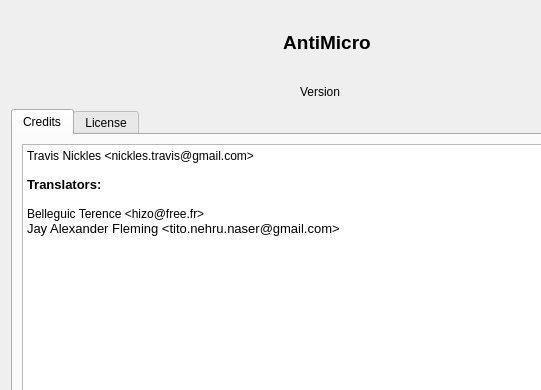
This is src/aboutdialog.ui in AntiMicroX/antimicrox as Qt 5 draws it before an edit; both pictures show x 0 to 541 and y 0 to 390 of the 640 by 480 pixel window. The edited form follows.
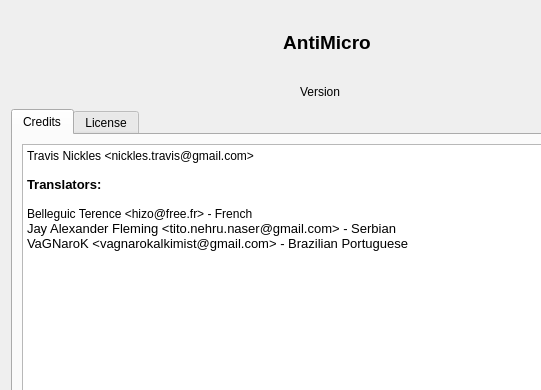
This is the edited form. Icons and pictures are not drawn.

Commit message: Commit with Brazilian Portuguese translation file provided by VaGNaroK.

The edit to the form file:
```diff
--- a/src/aboutdialog.ui
+++ b/src/aboutdialog.ui
@@ -133,8 +133,9 @@
 &lt;p style=&quot;-qt-paragraph-type:empty; margin-top:0px; margin-bottom:0px; margin-left:0px; margin-right:0px; -qt-block-indent:0; text-indent:0px; font-size:9pt;&quot;&gt;&lt;br /&gt;&lt;/p&gt;
 &lt;p style=&quot; margin-top:0px; margin-bottom:0px; margin-left:0px; margin-right:0px; -qt-block-indent:0; text-indent:0px;&quot;&gt;&lt;span style=&quot; font-weight:600;&quot;&gt;Translators:&lt;/span&gt;&lt;/p&gt;
 &lt;p style=&quot;-qt-paragraph-type:empty; margin-top:0px; margin-bottom:0px; margin-left:0px; margin-right:0px; -qt-block-indent:0; text-indent:0px; font-weight:600;&quot;&gt;&lt;br /&gt;&lt;/p&gt;
-&lt;p style=&quot; margin-top:0px; margin-bottom:0px; margin-left:0px; margin-right:0px; -qt-block-indent:0; text-indent:0px;&quot;&gt;&lt;span style=&quot; font-family:'DejaVu Sans'; font-size:9pt;&quot;&gt;Belleguic Terence &amp;lt;hizo@free.fr&amp;gt;&lt;/span&gt;&lt;/p&gt;
-&lt;p style=&quot; margin-top:0px; margin-bottom:0px; margin-left:0px; margin-right:0px; -qt-block-indent:0; text-indent:0px;&quot;&gt;Jay Alexander Fleming &amp;lt;tito.nehru.naser@gmail.com&amp;gt;&lt;/p&gt;
+&lt;p style=&quot; margin-top:0px; margin-bottom:0px; margin-left:0px; margin-right:0px; -qt-block-indent:0; text-indent:0px;&quot;&gt;&lt;span style=&quot; font-family:'DejaVu Sans'; font-size:9pt;&quot;&gt;Belleguic Terence &amp;lt;hizo@free.fr&amp;gt; - French&lt;/span&gt;&lt;/p&gt;
+&lt;p style=&quot; margin-top:0px; margin-bottom:0px; margin-left:0px; margin-right:0px; -qt-block-indent:0; text-indent:0px;&quot;&gt;Jay Alexander Fleming &amp;lt;tito.nehru.naser@gmail.com&amp;gt; - Serbian&lt;/p&gt;
+&lt;p style=&quot; margin-top:0px; margin-bottom:0px; margin-left:0px; margin-right:0px; -qt-block-indent:0; text-indent:0px;&quot;&gt;VaGNaroK &amp;lt;vagnarokalkimist@gmail.com&amp;gt; - Brazilian Portuguese&lt;/p&gt;
 &lt;p style=&quot;-qt-paragraph-type:empty; margin-top:0px; margin-bottom:0px; margin-left:0px; margin-right:0px; -qt-block-indent:0; text-indent:0px;&quot;&gt;&lt;br /&gt;&lt;/p&gt;&lt;/body&gt;&lt;/html&gt;</string>
          </property>
          <property name="openExternalLinks">
```
The commit also changes 3 other files.
